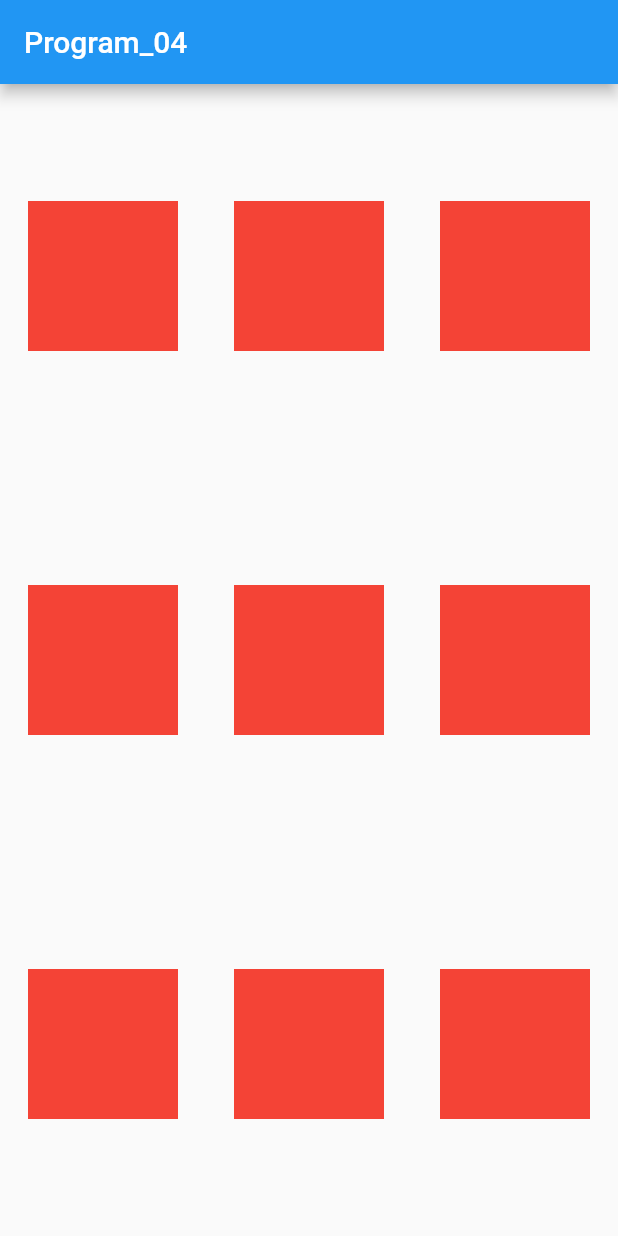
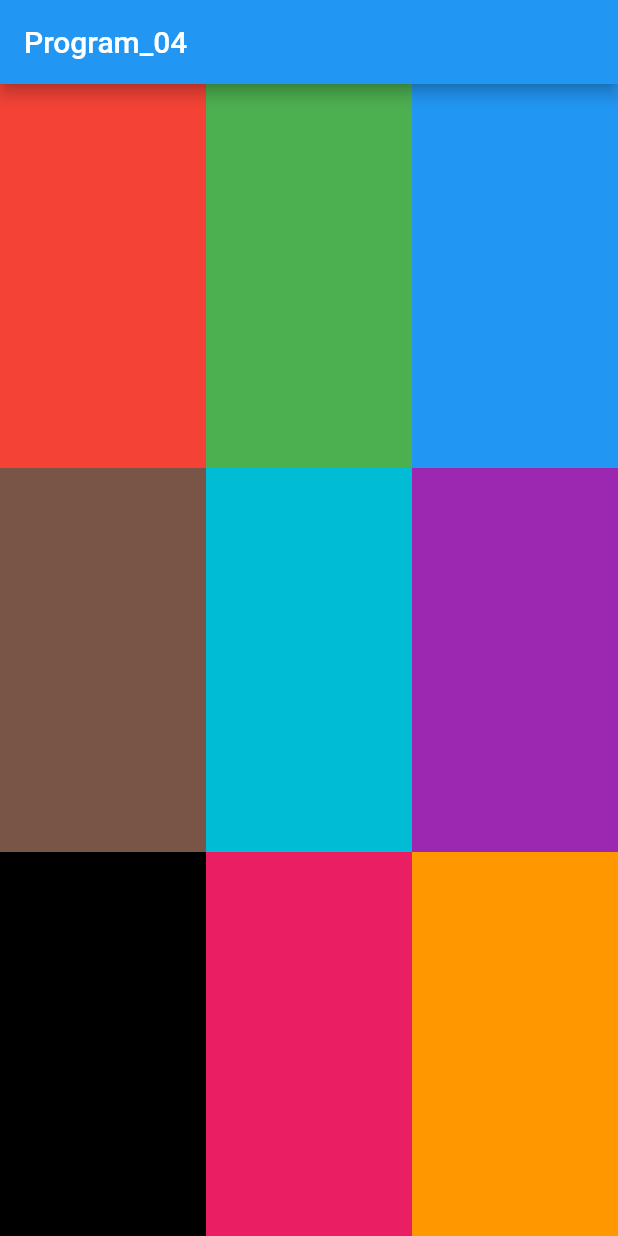
Before and after one commit to devanshushah294/Semester-04, a Flutter app: the screen it shows after launch, on a phone screen of 412 x 824 dp. Run offline on Flutter 3.47's test engine with Material 2 defaults, Android fonts, the phone set to English and light mode, and no system bars.

Commit message:
Update program_04.dart

```diff
--- a/Learning Flutter Projects/lab_07/lib/program_04.dart
+++ b/Learning Flutter Projects/lab_07/lib/program_04.dart
@@ -4,73 +4,131 @@ class Program04 extends StatelessWidget {
   const Program04({Key? key}) : super(key: key);
 
   @override
+  // layout 1
   Widget build(BuildContext context) {
     return Scaffold(
         appBar: AppBar(title: Text("Program_04")),
         body: Row(
-          mainAxisAlignment: MainAxisAlignment.spaceAround,
           children: [
-            Column(
-              mainAxisAlignment: MainAxisAlignment.spaceAround,
+            Expanded(
+                child: Column(
                   children: [
-                Container(
-                  height: 100,
-                  width: 100,
+                    Expanded(
+                        child: Container(
                           color: Colors.red,
-                ),
-                Container(
-                  height: 100,
-                  width: 100,
-                  color: Colors.red,
-                ),
-                Container(
-                  height: 100,
-                  width: 100,
-                  color: Colors.red,
-                )
+                        )),
+                    Expanded(
+                        child: Container(
+                          color: Colors.brown,
+                        )),
+                    Expanded(
+                        child: Container(
+                          color: Colors.black,
+                        ))
                   ],
-            ),
-            Column(
-              mainAxisAlignment: MainAxisAlignment.spaceAround,
+                )),
+            Expanded(
+                child: Column(
                   children: [
-                Container(
-                  height: 100,
-                  width: 100,
-                  color: Colors.red,
-                ),
-                Container(
-                  height: 100,
-                  width: 100,
-                  color: Colors.red,
-                ),
-                Container(
-                  height: 100,
-                  width: 100,
-                  color: Colors.red,
-                )
+                    Expanded(
+                        child: Container(
+                          color: Colors.green,
+                        )),
+                    Expanded(
+                        child: Container(
+                          color: Colors.cyan,
+                        )),
+                    Expanded(
+                        child: Container(
+                          color: Colors.pink,
+                        ))
                   ],
-            ),
-            Column(
-              mainAxisAlignment: MainAxisAlignment.spaceAround,
+                )),
+            Expanded(
+                child: Column(
                   children: [
-                Container(
-                  height: 100,
-                  width: 100,
-                  color: Colors.red,
-                ),
-                Container(
-                  height: 100,
-                  width: 100,
-                  color: Colors.red,
-                ),
-                Container(
-                  height: 100,
-                  width: 100,
-                  color: Colors.red,
-                )
+                    Expanded(
+                        child: Container(
+                          color: Colors.blue,
+                        )),
+                    Expanded(
+                        child: Container(
+                          color: Colors.purple,
+                        )),
+                    Expanded(
+                        child: Container(
+                          color: Colors.orange,
+                        ))
                   ],
-            )
+                ))
           ],
         ));
   }
+
+  // // layout 2
+  // Widget build(BuildContext context) {
+  //   return Scaffold(
+  //       appBar: AppBar(title: Text("Program_04")),
+  //       body: Row(
+  //         children: [
+  //           Expanded(
+  //               child: Column(
+  //             children: [
+  //               Expanded(
+  //                   child: Container(
+  //                 color: Colors.red,
+  //               )),
+  //               Expanded(
+  //                   child: Container(
+  //                 color: Colors.brown,
+  //               )),
+  //               Expanded(
+  //                   child: Container(
+  //                 color: Colors.black,
+  //               ))
+  //             ],
+  //           )),
+  //           Expanded(
+  //               child: Column(
+  //             children: [
+  //               Expanded(
+  //                   flex: 6,
+  //                   child: Container(
+  //                     color: Colors.green,
+  //                   )),
+  //               Expanded(
+  //                   flex: 4,
+  //                   child: Container(
+  //                     color: Colors.cyan,
+  //                   )),
+  //               Expanded(
+  //                   flex: 2,
+  //                   child: Container(
+  //                     color: Colors.pink,
+  //                   ))
+  //             ],
+  //           )),
+  //           Expanded(
+  //               child: Column(
+  //             children: [
+  //               Expanded(
+  //                   flex: 2,
+  //                   child: Container(
+  //                     color: Colors.blue,
+  //                   )),
+  //               Expanded(
+  //                   flex: 6,
+  //                   child: Container(
+  //                     color: Colors.purple,
+  //                   )),
+  //               Expanded(
+  //                   flex: 4,
+  //                   child: Container(
+  //                     color: Colors.orange,
+  //                   ))
+  //             ],
+  //           ))
+  //         ],
+  //       ));
+  // }
 }
```
Lines whose indentation alone changed are shown as unchanged.
